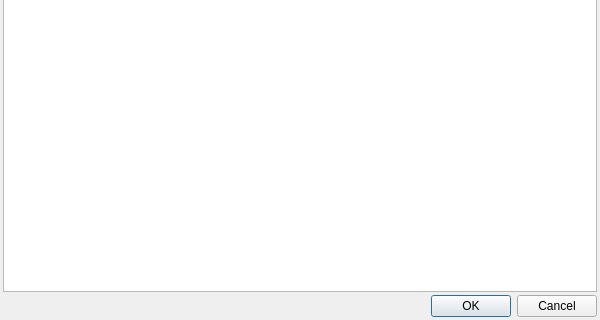
Above: src/GSvar/IgvDialog.ui from imgag/ngs-bits before the change; both pictures show x 0 to 600 and y 380 to 700 of the 600 by 700 pixel window. Below: the same form after it.
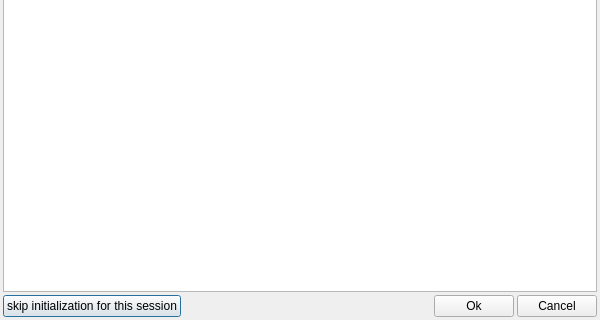
That is the form after the change.

Diff of the .ui file:
```diff
--- a/src/GSvar/IgvDialog.ui
+++ b/src/GSvar/IgvDialog.ui
@@ -64,11 +64,45 @@
     </widget>
    </item>
    <item>
-    <widget class="QDialogButtonBox" name="buttonBox">
-     <property name="standardButtons">
-      <set>QDialogButtonBox::Cancel|QDialogButtonBox::Ok</set>
+    <layout class="QHBoxLayout" name="horizontalLayout">
+     <property name="spacing">
+      <number>3</number>
      </property>
-    </widget>
+     <item>
+      <widget class="QPushButton" name="btn_skip">
+       <property name="text">
+        <string>skip initialization for this session</string>
+       </property>
+      </widget>
+     </item>
+     <item>
+      <spacer name="horizontalSpacer_2">
+       <property name="orientation">
+        <enum>Qt::Horizontal</enum>
+       </property>
+       <property name="sizeHint" stdset="0">
+        <size>
+         <width>40</width>
+         <height>20</height>
+        </size>
+       </property>
+      </spacer>
+     </item>
+     <item>
+      <widget class="QPushButton" name="btn_ok">
+       <property name="text">
+        <string>Ok</string>
+       </property>
+      </widget>
+     </item>
+     <item>
+      <widget class="QPushButton" name="btn_cancel">
+       <property name="text">
+        <string>Cancel</string>
+       </property>
+      </widget>
+     </item>
+    </layout>
    </item>
   </layout>
  </widget>
```
Left out of the diff: 24 changed lines with no effect on the pictures.
